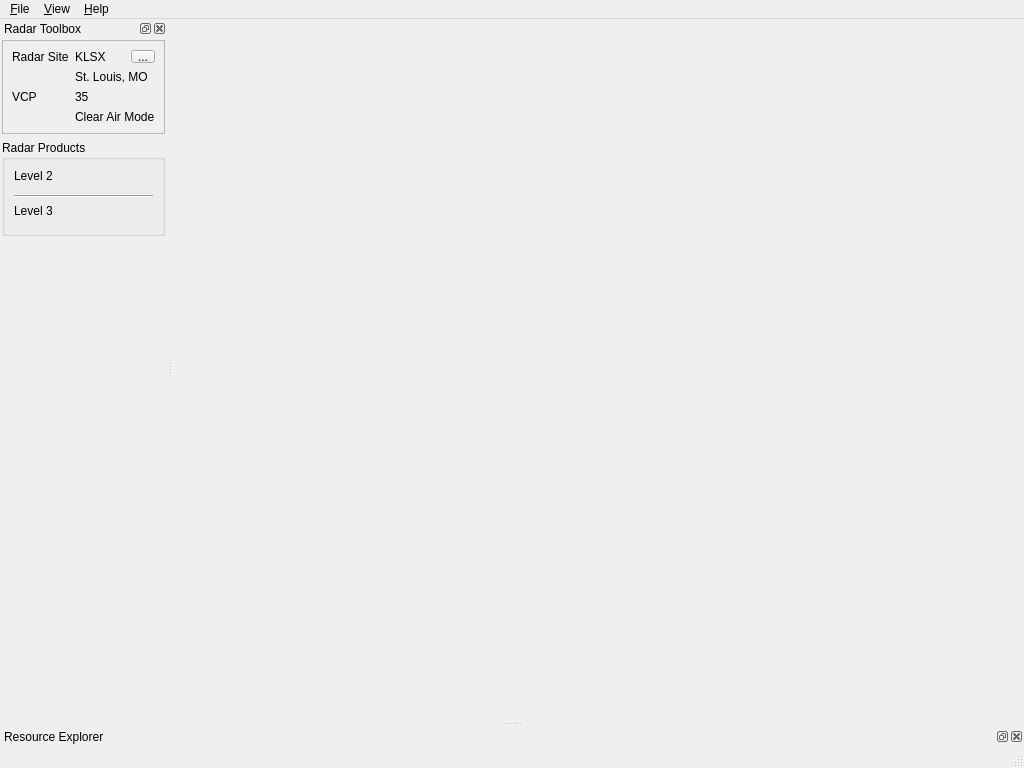
Old version of the form scwx-qt/source/scwx/qt/main/main_window.ui in the repository dpaulat/supercell-wx.
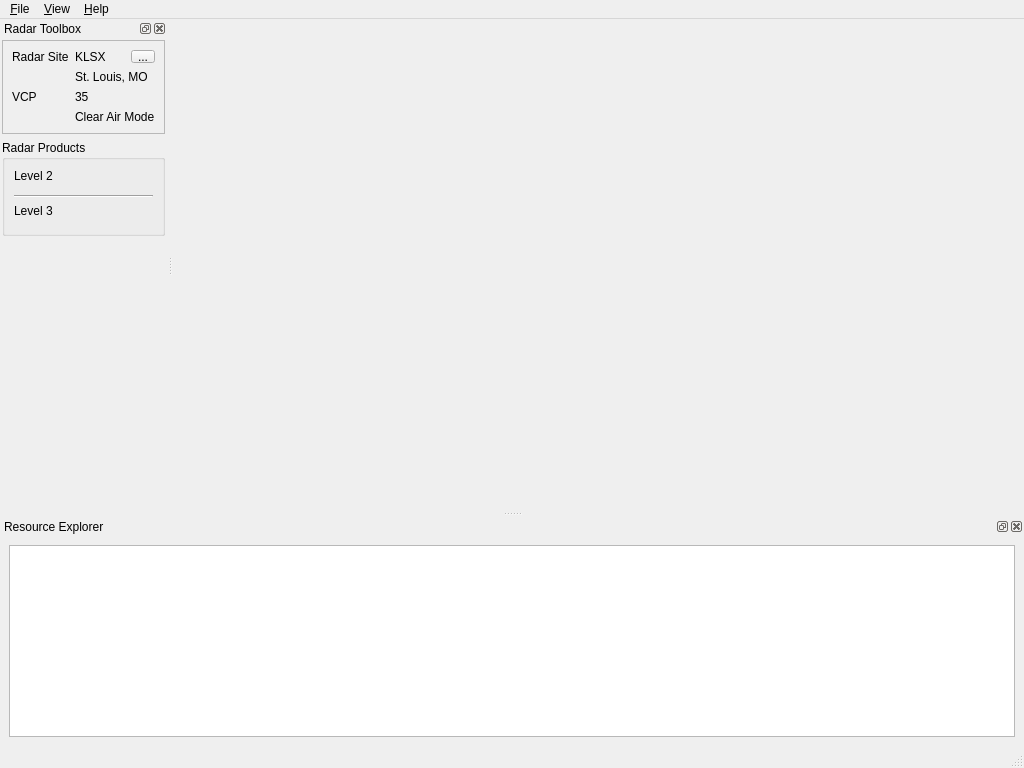
New version of the form.

```diff
--- a/scwx-qt/source/scwx/qt/main/main_window.ui
+++ b/scwx-qt/source/scwx/qt/main/main_window.ui
@@ -232,7 +232,13 @@
    <attribute name="dockWidgetArea">
     <number>8</number>
    </attribute>
-   <widget class="QWidget" name="dockWidgetContents"/>
+   <widget class="QWidget" name="dockWidgetContents">
+    <layout class="QVBoxLayout" name="verticalLayout_3">
+     <item>
+      <widget class="QTreeView" name="resourceTreeView"/>
+     </item>
+    </layout>
+   </widget>
   </widget>
   <action name="actionExit">
    <property name="text">
```
